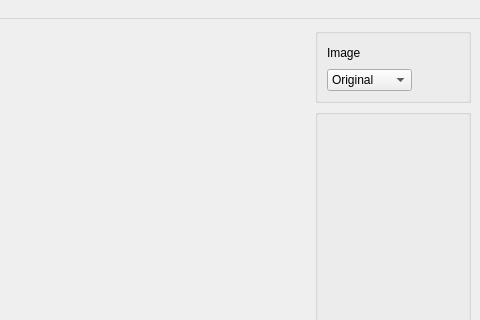
The window that ui/MainWindow.ui (albelax/TexGen) describes before a commit, drawn with Qt 5; both pictures show x 320 to 800 and y 0 to 320 of the 800 by 600 pixel window.
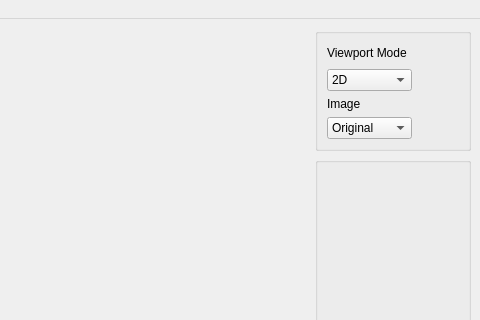
The same window after the commit.

Commit message: added 3D viewport

The edit to the form file:
```diff
--- a/ui/MainWindow.ui
+++ b/ui/MainWindow.ui
@@ -21,6 +21,34 @@
        <string/>
       </property>
       <layout class="QGridLayout" name="gridLayout">
+       <item row="2" column="0">
+        <widget class="QLabel" name="label">
+         <property name="text">
+          <string>Viewport Mode</string>
+         </property>
+        </widget>
+       </item>
+       <item row="3" column="0">
+        <widget class="QComboBox" name="viewport">
+         <item>
+          <property name="text">
+           <string>2D</string>
+          </property>
+         </item>
+         <item>
+          <property name="text">
+           <string>3D</string>
+          </property>
+         </item>
+        </widget>
+       </item>
+       <item row="4" column="0">
+        <widget class="QLabel" name="Image">
+         <property name="text">
+          <string>Image</string>
+         </property>
+        </widget>
+       </item>
        <item row="2" column="3">
         <spacer name="horizontalSpacer_4">
          <property name="orientation">
@@ -34,14 +62,7 @@
          </property>
         </spacer>
        </item>
-       <item row="2" column="2">
-        <widget class="QLabel" name="label_2">
-         <property name="text">
-          <string>Image</string>
-         </property>
-        </widget>
-       </item>
-       <item row="3" column="2">
+       <item row="5" column="0">
         <widget class="QComboBox" name="m_selectImage">
          <property name="currentIndex">
           <number>0</number>
```
The commit also changes 16 other files.
